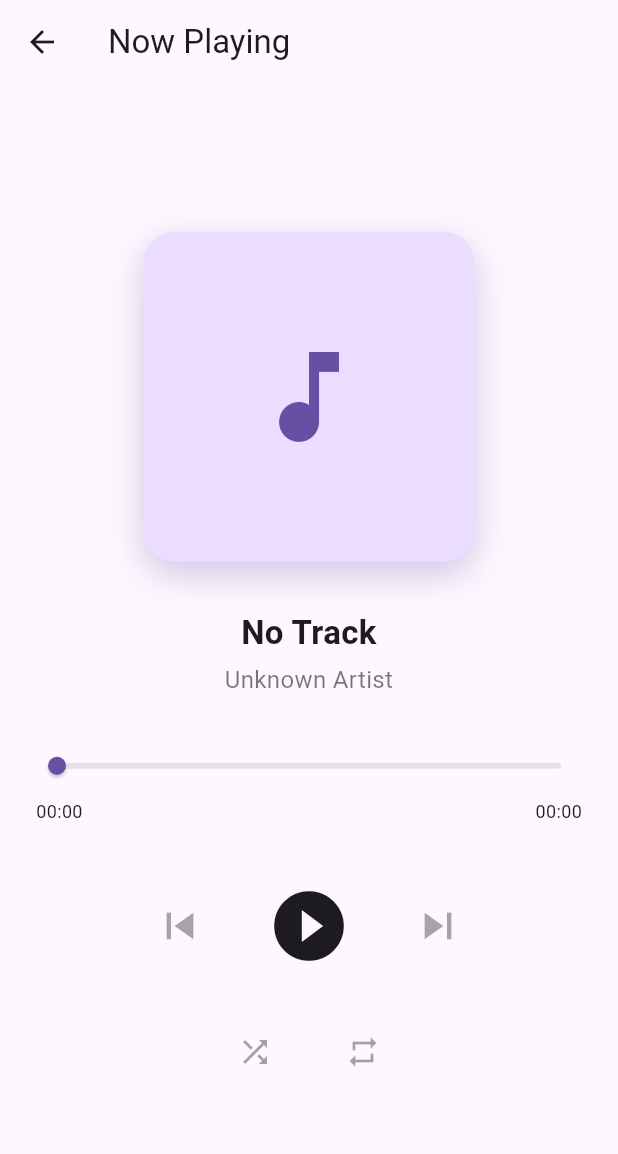
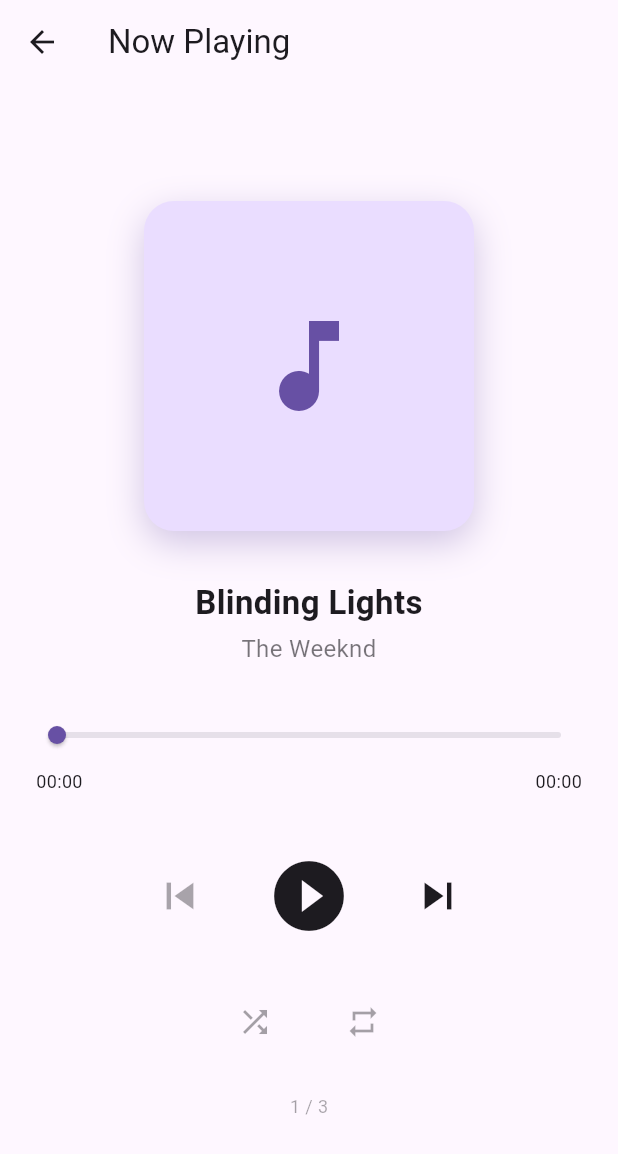
Before and after one commit to AspiringDeveloperCapu/Musicap, a Flutter app: the screen it shows after launch, after a tap on "Blinding Lights", on a phone screen of 412 x 824 dp. Shown: the top 1154 px of the screen. Run offline on Flutter 3.47's test engine with Material 3 defaults, Android fonts, the phone set to English and light mode, and no system bars; our stand-ins replace audio_service, flutter_riverpod, just_audio.

Commit message:
Fully functional player: queue system, next/prev, shuffle/repeat, error handling, mini player controls, queue page

```diff
--- a/lib/features/player/player_controller.dart
+++ b/lib/features/player/player_controller.dart
@@ -1,5 +1,6 @@
 import 'package:just_audio/just_audio.dart';
 import 'package:flutter_riverpod/flutter_riverpod.dart';
+import 'package:music_player/models/track.dart';
 
 final audioPlayerProvider = StateNotifierProvider<AudioPlayerController, AudioPlayerState>((ref) {
   return AudioPlayerController();
@@ -21,50 +22,74 @@
       state = state.copyWith(totalDuration: duration);
     });
 
+    _player.currentIndexStream.listen((index) {
+      if (index != null && index < state.queue.length) {
+        final track = state.queue[index];
+        state = state.copyWith(
+          currentIndex: index,
+          currentTitle: track.title,
+          currentArtist: track.artist,
+          currentUrl: track.audioUrl,
+          hasNext: _player.hasNext,
+          hasPrevious: _player.hasPrevious,
+        );
+      }
+    });
+
     _player.playerStateStream.listen((playerState) {
       final processingDone = playerState.processingState == ProcessingState.completed;
       state = state.copyWith(
         isPlaying: playerState.playing,
         processing: playerState.processingState == ProcessingState.loading ||
             playerState.processingState == ProcessingState.buffering,
+        hasNext: _player.hasNext,
+        hasPrevious: _player.hasPrevious,
       );
       if (processingDone) {
         state = state.copyWith(isPlaying: false);
       }
     });
+
+    _player.playbackEventStream.listen(
+      (_) {},
+      onError: (Object e, StackTrace st) {
+        state = state.copyWith(error: 'Playback error: $e');
+      },
+    );
   }
 
-  Future<void> setUrl(String url, {String? title, String? artist}) async {
-    await _player.setUrl(url);
-    state = state.copyWith(
-      currentTitle: title ?? 'Unknown',
-      currentArtist: artist ?? 'Unknown',
-      currentUrl: url,
-    );
-    _updateState();
-  }
+  Future<void> playTrack(Track track, {List<Track>? fromQueue, int? startIndex}) async {
+    final queue = fromQueue ?? [track];
+    final index = startIndex ?? queue.indexOf(track);
 
-  Future<void> setAsset(String assetPath, {String? title, String? artist}) async {
-    await _player.setAsset(assetPath);
-    state = state.copyWith(
-      currentTitle: title ?? 'Unknown',
-      currentArtist: artist ?? 'Unknown',
-    );
-    _updateState();
-  }
+    try {
+      final sources = queue.map((t) => AudioSource.uri(
+        Uri.parse(t.audioUrl),
+        tag: t.id,
+      )).toList();
+      final concatenating = ConcatenatingAudioSource(children: sources);
 
-  Future<void> setPlaylist(List<String> urls, {int startIndex = 0, List<Map<String, String>>? tracks}) async {
-    final sources = urls.map((url) => AudioSource.uri(Uri.parse(url))).toList();
-    final playlist = ConcatenatingAudioSource(children: sources);
-    await _player.setAudioSource(playlist, initialIndex: startIndex);
-    if (tracks != null && startIndex < tracks.length) {
+      await _player.setAudioSource(
+        concatenating,
+        initialIndex: index.clamp(0, queue.length - 1),
+      );
+
+      final current = queue[index.clamp(0, queue.length - 1)];
       state = state.copyWith(
-        currentTitle: tracks[startIndex]['title'] ?? 'Unknown',
-        currentArtist: tracks[startIndex]['artist'] ?? 'Unknown',
-        currentUrl: urls[startIndex],
+        queue: queue,
+        currentIndex: index.clamp(0, queue.length - 1),
+        currentTitle: current.title,
+        currentArtist: current.artist,
+        currentUrl: current.audioUrl,
+        hasNext: _player.hasNext,
+        hasPrevious: _player.hasPrevious,
+        error: null,
       );
+
+      await _player.play();
+    } catch (e) {
+      state = state.copyWith(error: 'Failed to play: $e');
     }
-    _updateState();
   }
 
   Future<void> play() async {
@@ -97,35 +122,33 @@
   }
 
   Future<void> seekToNext() async {
-    await _player.seekToNext();
-    _updateState();
+    if (_player.hasNext) {
+      await _player.seekToNext();
+      _updateState();
+    }
   }
 
   Future<void> seekToPrevious() async {
-    await _player.seekToPrevious();
-    _updateState();
-  }
-
-  setVolume(double volume) {
-    _player.setVolume(volume);
-    _updateState();
-  }
-
-  setSpeed(double speed) {
-    _player.setSpeed(speed);
+    if (_player.position.inSeconds > 3) {
+      await _player.seek(Duration.zero);
+    } else if (_player.hasPrevious) {
+      await _player.seekToPrevious();
+    }
     _updateState();
   }
 
   setLoopMode(LoopMode mode) {
     _player.setLoopMode(mode);
     state = state.copyWith(loopMode: mode);
-    _updateState();
   }
 
   setShuffleMode(bool enabled) {
     _player.setShuffleModeEnabled(enabled);
     state = state.copyWith(isShuffleEnabled: enabled);
-    _updateState();
+  }
+
+  clearError() {
+    state = state.copyWith(error: null);
   }
 
   AudioPlayer get player => _player;
@@ -156,6 +179,8 @@
   final String currentTitle;
   final String currentArtist;
   final String? currentUrl;
+  final List<Track> queue;
+  final String? error;
 
   AudioPlayerState({
     this.isPlaying = false,
@@ -170,6 +195,8 @@
     this.currentTitle = '',
     this.currentArtist = '',
     this.currentUrl,
+    this.queue = const [],
+    this.error,
   });
 
   AudioPlayerState copyWith({
@@ -185,6 +212,8 @@
     String? currentTitle,
     String? currentArtist,
     String? currentUrl,
+    List<Track>? queue,
+    String? error,
   }) {
     return AudioPlayerState(
       isPlaying: isPlaying ?? this.isPlaying,
@@ -199,6 +228,8 @@
       currentTitle: currentTitle ?? this.currentTitle,
       currentArtist: currentArtist ?? this.currentArtist,
       currentUrl: currentUrl ?? this.currentUrl,
+      queue: queue ?? this.queue,
+      error: error,
     );
   }
 }
--- a/lib/features/player/player_page.dart
+++ b/lib/features/player/player_page.dart
@@ -35,11 +35,13 @@
                 ],
               ),
               child: Center(
-                child: Icon(
-                  Icons.music_note,
-                  size: 80,
-                  color: Theme.of(context).colorScheme.primary,
-                ),
+                child: state.processing
+                    ? const CircularProgressIndicator()
+                    : Icon(
+                        Icons.music_note,
+                        size: 80,
+                        color: Theme.of(context).colorScheme.primary,
+                      ),
               ),
             ),
             const SizedBox(height: 32),
@@ -143,6 +145,17 @@
                 ),
               ],
             ),
+
+            if (state.queue.isNotEmpty) ...[
+              const SizedBox(height: 24),
+              Text(
+                '${state.currentIndex + 1} / ${state.queue.length}',
+                style: TextStyle(
+                  color: Theme.of(context).colorScheme.onSurface.withOpacity(0.4),
+                  fontSize: 12,
+                ),
+              ),
+            ],
           ],
         ),
       ),
--- a/lib/features/playlist/playlist_page.dart
+++ b/lib/features/playlist/playlist_page.dart
@@ -9,33 +9,13 @@
   @override
   Widget build(BuildContext context, WidgetRef ref) {
     final state = ref.watch(audioPlayerProvider);
-    final controller = ref.read(audioPlayerProvider.notifier);
 
     return Scaffold(
       appBar: AppBar(
         title: const Text('Queue'),
-        actions: [
-          IconButton(
-            icon: const Icon(Icons.add),
-            tooltip: 'Add URL',
-            onPressed: () => _showAddUrlDialog(context, ref),
       ),
-        ],
-      ),
-      body: state.processing
-          ? const Center(child: CircularProgressIndicator())
-          : _buildPlaylist(context, ref, state, controller),
-    );
-  }
-
-  Widget _buildPlaylist(
-    BuildContext context,
-    WidgetRef ref,
-    AudioPlayerState state,
-    AudioPlayerController controller,
-  ) {
-    if (state.totalDuration == null || state.totalDuration == Duration.zero) {
-      return Center(
+      body: state.queue.isEmpty
+          ? Center(
               child: Column(
                 mainAxisAlignment: MainAxisAlignment.center,
                 children: [
@@ -54,7 +34,7 @@
                   ),
                   const SizedBox(height: 8),
                   Text(
-              'Search for a track to add',
+                    'Play a track or playlist to get started',
                     style: TextStyle(
                       fontSize: 14,
                       color: Theme.of(context).colorScheme.onSurface.withOpacity(0.3),
@@ -62,136 +42,66 @@
                   ),
                 ],
               ),
-      );
-    }
+            )
+          : ListView.builder(
+              padding: const EdgeInsets.symmetric(vertical: 8),
+              itemCount: state.queue.length,
+              itemBuilder: (context, index) {
+                final track = state.queue[index];
+                final isPlaying = index == state.currentIndex;
 
-    return ListView(
-      children: [
-        _buildNowPlaying(context, ref, state, controller),
-        const Divider(),
-        _buildQueueSection(context, ref, state, controller),
-      ],
-    );
-  }
-
-  Widget _buildNowPlaying(
-    BuildContext context,
-    WidgetRef ref,
-    AudioPlayerState state,
-    AudioPlayerController controller,
-  ) {
                 return ListTile(
                   leading: Container(
-        width: 48,
-        height: 48,
+                    width: 40,
+                    height: 40,
                     decoration: BoxDecoration(
-          color: Theme.of(context).colorScheme.primary,
+                      color: isPlaying
+                          ? Theme.of(context).colorScheme.primary
+                          : Theme.of(context).colorScheme.primaryContainer,
                       borderRadius: BorderRadius.circular(8),
                     ),
-        child: const Center(
-          child: Icon(Icons.music_note, color: Colors.white, size: 24),
+                    child: Center(
+                      child: isPlaying && state.isPlaying
+                          ? const Icon(Icons.equalizer, color: Colors.white, size: 20)
+                          : Icon(
+                              Icons.music_note,
+                              size: 20,
+                              color: isPlaying
+                                  ? Colors.white
+                                  : Theme.of(context).colorScheme.primary,
                             ),
                     ),
-      title: const Text(
-        'Now Playing',
-        style: TextStyle(fontWeight: FontWeight.bold),
+                  ),
+                  title: Text(
+                    track.title,
+                    style: TextStyle(
+                      fontWeight: isPlaying ? FontWeight.bold : FontWeight.normal,
+                      color: isPlaying ? Theme.of(context).colorScheme.primary : null,
+                    ),
+                    maxLines: 1,
+                    overflow: TextOverflow.ellipsis,
                   ),
                   subtitle: Text(
-        '${_formatDuration(state.currentPosition ?? Duration.zero)} / ${_formatDuration(state.totalDuration ?? Duration.zero)}',
+                    track.artist,
+                    maxLines: 1,
+                    overflow: TextOverflow.ellipsis,
                   ),
-      trailing: Row(
-        mainAxisSize: MainAxisSize.min,
-        children: [
-          if (state.isPlaying)
-            const Icon(Icons.play_arrow, color: Colors.green)
-          else
-            const Icon(Icons.pause, color: Colors.grey),
-        ],
-      ),
+                  trailing: isPlaying
+                      ? Icon(
+                          Icons.play_arrow,
+                          color: Theme.of(context).colorScheme.primary,
+                        )
+                      : null,
+                  onTap: () {
+                    ref.read(audioPlayerProvider.notifier).playTrack(
+                          track,
+                          fromQueue: state.queue,
+                          startIndex: index,
                         );
-  }
-
-  Widget _buildQueueSection(
-    BuildContext context,
-    WidgetRef ref,
-    AudioPlayerState state,
-    AudioPlayerController controller,
-  ) {
-    return const Padding(
-      padding: EdgeInsets.all(16.0),
-      child: Center(
-        child: Text(
-          'Queue functionality coming soon',
-          style: TextStyle(color: Colors.grey),
-        ),
-      ),
+                  },
                 );
-  }
-
-  void _showAddUrlDialog(BuildContext context, WidgetRef ref) {
-    final textController = TextEditingController();
-
-    showDialog(
-      context: context,
-      builder: (context) => AlertDialog(
-        title: const Text('Add Track URL'),
-        content: TextField(
-          controller: textController,
-          decoration: const InputDecoration(
-            hintText: 'Enter audio URL',
-            border: OutlineInputBorder(),
-          ),
-          autofocus: true,
-        ),
-        actions: [
-          TextButton(
-            onPressed: () => Navigator.pop(context),
-            child: const Text('Cancel'),
-          ),
-          FilledButton(
-            onPressed: () {
-              final url = textController.text.trim();
-              if (url.isNotEmpty) {
-                _addTrack(context, ref, url);
-              }
-              Navigator.pop(context);
               },
-            child: const Text('Add'),
-          ),
-        ],
-      ),
-    );
-  }
-
-  void _addTrack(BuildContext context, WidgetRef ref, String url) async {
-    try {
-      final controller = ref.read(audioPlayerProvider.notifier);
-      await controller.setUrl(url);
-      await controller.play();
-      if (context.mounted) {
-        ScaffoldMessenger.of(context).showSnackBar(
-          SnackBar(
-            content: Text('Playing: $url'),
-            duration: const Duration(seconds: 2),
-          ),
-        );
-      }
-    } catch (e) {
-      if (context.mounted) {
-        ScaffoldMessenger.of(context).showSnackBar(
-          SnackBar(
-            content: Text('Error: $e'),
-            backgroundColor: Colors.red,
             ),
     );
   }
 }
-  }
-
-  String _formatDuration(Duration duration) {
-    String twoDigits(int n) => n.toString().padLeft(2, '0');
-    final minutes = twoDigits(duration.inMinutes);
-    final seconds = twoDigits(duration.inSeconds.remainder(60));
-    return '$minutes:$seconds';
-  }
-}
--- a/lib/main.dart
+++ b/lib/main.dart
@@ -46,10 +46,6 @@
   }
 }
 
-final audioPlayerProvider = StateNotifierProvider<AudioPlayerController, AudioPlayerState>((ref) {
-  return AudioPlayerController();
-});
-
 class MusicPlayerApp extends ConsumerWidget {
   const MusicPlayerApp({super.key});
 
@@ -87,6 +83,19 @@
   @override
   Widget build(BuildContext context) {
     final state = ref.watch(audioPlayerProvider);
+
+    if (state.error != null && mounted) {
+      WidgetsBinding.instance.addPostFrameCallback((_) {
+        ScaffoldMessenger.of(context).showSnackBar(
+          SnackBar(
+            content: Text(state.error!),
+            backgroundColor: Colors.red,
+            behavior: SnackBarBehavior.floating,
+          ),
+        );
+        ref.read(audioPlayerProvider.notifier).clearError();
+      });
+    }
 
     final miniPosition = state.totalDuration != null &&
             state.totalDuration!.inMilliseconds > 0 &&
@@ -197,12 +206,30 @@
                         ),
                         IconButton(
                           icon: Icon(
+                            state.hasPrevious ? Icons.skip_previous : Icons.skip_previous,
+                            size: 24,
+                          ),
+                          onPressed: state.hasPrevious
+                              ? () => ref.read(audioPlayerProvider.notifier).seekToPrevious()
+                              : null,
+                        ),
+                        IconButton(
+                          icon: Icon(
                             state.isPlaying ? Icons.pause : Icons.play_arrow,
                             size: 28,
                           ),
                           onPressed: () {
                             ref.read(audioPlayerProvider.notifier).playOrPause();
                           },
+                        ),
+                        IconButton(
+                          icon: Icon(
+                            Icons.skip_next,
+                            size: 24,
+                          ),
+                          onPressed: state.hasNext
+                              ? () => ref.read(audioPlayerProvider.notifier).seekToNext()
+                              : null,
                         ),
                       ],
                     ),
@@ -258,10 +285,10 @@
     ref.read(searchQueryProvider.notifier).state = _searchController.text;
   }
 
-  void _playTrack(Track track) async {
+  void _playTrack(Track track, {required List<Track> fromQueue}) async {
     final controller = ref.read(audioPlayerProvider.notifier);
-    await controller.setUrl(track.audioUrl, title: track.title, artist: track.artist);
-    await controller.play();
+    final index = fromQueue.indexOf(track);
+    await controller.playTrack(track, fromQueue: fromQueue, startIndex: index >= 0 ? index : 0);
     if (mounted) {
       Navigator.pushNamed(context, '/player');
     }
@@ -319,7 +346,7 @@
       itemCount: results.length,
       itemBuilder: (context, index) {
         final track = results[index];
-        return _buildTrackCard(track);
+        return _buildTrackCard(track, fromQueue: results);
       },
     );
   }
@@ -370,7 +397,7 @@
             itemCount: tracks.length,
             itemBuilder: (context, index) {
               final track = tracks[index];
-              return _buildTrackCard(track);
+              return _buildTrackCard(track, fromQueue: tracks);
             },
           ),
         ),
@@ -378,9 +405,9 @@
     );
   }
 
-  Widget _buildTrackCard(Track track) {
+  Widget _buildTrackCard(Track track, {required List<Track> fromQueue}) {
     return HoverScale(
-      onTap: () => _playTrack(track),
+      onTap: () => _playTrack(track, fromQueue: fromQueue),
       child: Container(
         width: 140,
         margin: const EdgeInsets.symmetric(horizontal: 4),
@@ -445,7 +472,7 @@
               ),
               TextButton(
                 onPressed: () {
-                  // Navigate to playlists tab
+                  setState(() {});
                 },
                 child: const Text('See all'),
               ),
@@ -472,7 +499,7 @@
     return HoverScale(
       onTap: () {
         if (playlist.tracks.isNotEmpty) {
-          _playTrack(playlist.tracks.first);
+          _playTrack(playlist.tracks.first, fromQueue: playlist.tracks);
         }
       },
       child: Container(
@@ -581,11 +608,8 @@
   );
 
   runApp(
-    ProviderScope(
-      overrides: [
-        audioPlayerProvider.overrideWith((ref) => AudioPlayerController()),
-      ],
-      child: const MusicPlayerApp(),
+    const ProviderScope(
+      child: MusicPlayerApp(),
     ),
   );
 }
```
Lines whose indentation alone changed are shown as unchanged.
